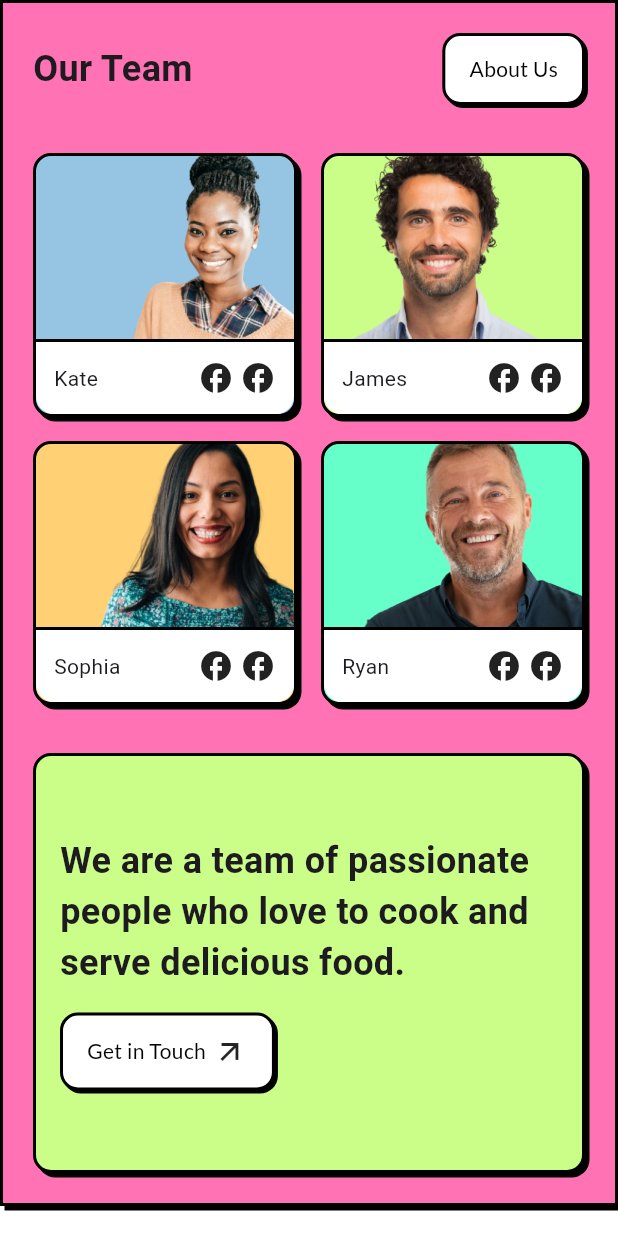
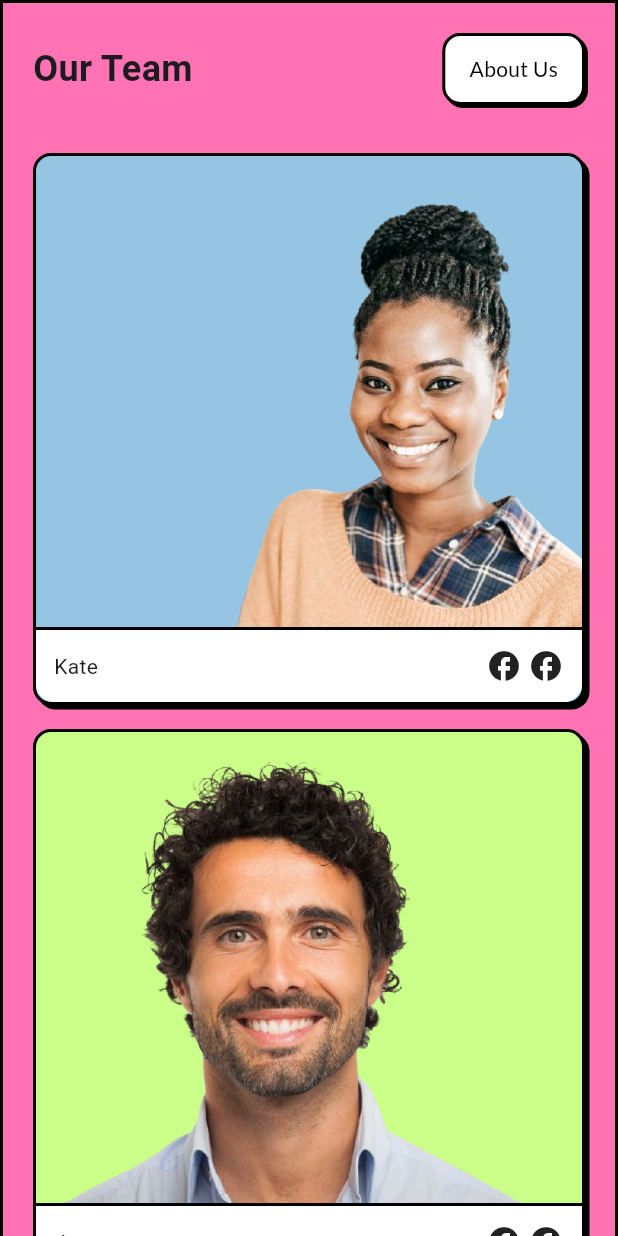
Before and after one commit to rragnarsd/yammi_yammi, a Flutter app: the screen it shows after launch, after a tap on the "menu" icon, after a tap on "Reserve a table", on a phone screen of 412 x 824 dp. Run offline on Flutter 3.47's test engine with Material 3 defaults, Android fonts, the phone set to English and light mode, and no system bars; our stand-ins replace google_fonts, responsive_framework; network calls fail.

Commit message:
Fully responsive for web - next up : Mobile

```diff
--- a/lib/utils/app_styles.dart
+++ b/lib/utils/app_styles.dart
@@ -1,4 +1,5 @@
 import 'package:flutter/material.dart';
+import 'package:responsive_framework/responsive_framework.dart';
 
 BoxDecoration raisedBorderDecoration({
   Color backgroundColor = const Color(0xffCAFE89),
@@ -21,3 +22,11 @@ BoxDecoration raisedBorderDecoration({
     ],
   );
 }
+
+EdgeInsets getResponsivePadding(BuildContext context) {
+  if (ResponsiveBreakpoints.of(context).smallerOrEqualTo(TABLET)) {
+    return const EdgeInsets.all(4.0);
+  } else {
+    return const EdgeInsets.all(32.0);
+  }
+}
--- a/lib/widgets/footer_section.dart
+++ b/lib/widgets/footer_section.dart
@@ -2,6 +2,7 @@ import 'package:flutter/material.dart';
 import 'package:google_fonts/google_fonts.dart';
 import 'package:responsive_framework/responsive_framework.dart';
 import 'package:yammi_yammi/utils/app_colors.dart';
+import 'package:yammi_yammi/utils/app_styles.dart';
 
 class YammiFooterSection extends StatelessWidget {
   const YammiFooterSection({super.key});
@@ -23,11 +24,7 @@ class YammiFooterSection extends StatelessWidget {
         child: MaxWidthBox(
           maxWidth: 1200,
           child: Padding(
-            padding: isTabletOrSmaller
-                ? ResponsiveBreakpoints.of(context).smallerOrEqualTo(TABLET)
-                      ? const EdgeInsets.all(4.0)
-                      : const EdgeInsets.all(32.0)
-                : const EdgeInsets.all(32.0),
+            padding: getResponsivePadding(context),
             child: isTabletOrSmaller
                 ? _FooterSmallScreen()
                 : _FooterBigScreen(),
@@ -45,13 +42,12 @@ class _FooterBigScreen extends StatelessWidget {
   Widget build(BuildContext context) {
     return Column(
       mainAxisSize: MainAxisSize.min,
+      spacing: 16,
       children: const [
         Row(
           children: [Expanded(flex: 2, child: _BrandSection(centered: false))],
         ),
-        SizedBox(height: 16),
         Divider(thickness: 1, color: YammiColors.blackColor),
-        SizedBox(height: 16),
         _FooterLinks(centered: false),
       ],
     );
@@ -65,11 +61,10 @@ class _FooterSmallScreen extends StatelessWidget {
   Widget build(BuildContext context) {
     return Column(
       crossAxisAlignment: CrossAxisAlignment.center,
+      spacing: 16,
       children: const [
         _BrandSection(centered: true),
-        SizedBox(height: 16),
         Divider(thickness: 1, color: YammiColors.blackColor),
-        SizedBox(height: 16),
         _FooterLinks(centered: true),
       ],
     );
@@ -107,7 +102,29 @@ class _IconRow extends StatelessWidget {
 
   final bool centered;
 
-  Widget _circleIcon(IconData icon) {
+  @override
+  Widget build(BuildContext context) {
+    return Row(
+      spacing: 8,
+      mainAxisAlignment: centered
+          ? MainAxisAlignment.center
+          : MainAxisAlignment.start,
+      children: [
+        SocialIcons(icon: Icons.discord),
+        SocialIcons(icon: Icons.alternate_email),
+        SocialIcons(icon: Icons.alternate_email),
+      ],
+    );
+  }
+}
+
+class SocialIcons extends StatelessWidget {
+  const SocialIcons({super.key, required this.icon});
+
+  final IconData icon;
+
+  @override
+  Widget build(BuildContext context) {
     return Container(
       padding: const EdgeInsets.all(8),
       decoration: BoxDecoration(
@@ -115,22 +132,6 @@ class _IconRow extends StatelessWidget {
         shape: BoxShape.circle,
       ),
       child: Icon(icon, size: 18, color: YammiColors.blackColor),
-    );
-  }
-
-  @override
-  Widget build(BuildContext context) {
-    return Row(
-      mainAxisAlignment: centered
-          ? MainAxisAlignment.center
-          : MainAxisAlignment.start,
-      children: [
-        _circleIcon(Icons.discord),
-        const SizedBox(width: 10),
-        _circleIcon(Icons.alternate_email),
-        const SizedBox(width: 10),
-        _circleIcon(Icons.play_circle),
-      ],
     );
   }
 }
--- a/lib/widgets/hero_section.dart
+++ b/lib/widgets/hero_section.dart
@@ -15,17 +15,75 @@ class YammiHeroSection extends StatelessWidget {
   Widget build(BuildContext context) {
     final breakpoints = ResponsiveBreakpoints.of(context);
     final isColumnLayout = breakpoints.between(MOBILE, TABLET);
-    final fullWidth = MediaQuery.sizeOf(context).width;
 
-    final leftSection = SizedBox(
+    return Padding(
+      padding: const EdgeInsets.symmetric(horizontal: 16.0),
+      child: isColumnLayout
+          ? Column(
+              crossAxisAlignment: CrossAxisAlignment.start,
+              mainAxisSize: MainAxisSize.min,
+              spacing: 16.0,
+              children: [
+                HeroLeftSection(isColumnLayout: true),
+                _BannerSection(isColumnLayout: true),
+              ],
+            )
+          : Row(
+              mainAxisSize: MainAxisSize.min,
+              spacing: 16.0,
+              children: [
+                HeroLeftSection(isColumnLayout: false),
+                const Expanded(child: _BannerSection(isColumnLayout: false)),
+              ],
+            ),
+    );
+  }
+}
+
+class _BannerSection extends StatelessWidget {
+  const _BannerSection({required this.isColumnLayout});
+
+  final bool isColumnLayout;
+
+  @override
+  Widget build(BuildContext context) {
+    return AnimatedContainer(
+      duration: const Duration(milliseconds: 300),
+      curve: Curves.easeOutCubic,
+      height: _resolveHeight(context),
+      width: isColumnLayout ? double.infinity : null,
+      decoration: raisedBorderDecoration(
+        backgroundColor: YammiColors.limeYellowColor,
+      ),
+      child: const _BannerCarousel(),
+    );
+  }
+
+  double _resolveHeight(BuildContext context) {
+    final screenWidth = MediaQuery.sizeOf(context).width;
+    return screenWidth >= 801 ? 480 : 230;
+  }
+}
+
+class HeroLeftSection extends StatelessWidget {
+  const HeroLeftSection({super.key, required this.isColumnLayout});
+
+  final bool isColumnLayout;
+
+  @override
+  Widget build(BuildContext context) {
+    final width = MediaQuery.sizeOf(context).width;
+
+    return SizedBox(
       height: 480,
       child: Column(
         crossAxisAlignment: CrossAxisAlignment.start,
+        mainAxisSize: MainAxisSize.min,
         children: [
           Expanded(
             flex: 3,
             child: Container(
-              width: isColumnLayout ? double.infinity : fullWidth / 2,
+              width: isColumnLayout ? double.infinity : width / 2,
               decoration: raisedBorderDecoration(
                 backgroundColor: YammiColors.hotPinkColor,
               ),
@@ -69,7 +127,7 @@ class YammiHeroSection extends StatelessWidget {
           Expanded(
             flex: 2,
             child: SizedBox(
-              width: isColumnLayout ? double.infinity : fullWidth / 2,
+              width: isColumnLayout ? double.infinity : width / 2,
               child: Row(
                 children: [
                   Expanded(
@@ -160,35 +218,6 @@ class YammiHeroSection extends StatelessWidget {
         ],
       ),
     );
-
-    final bannerSection = Container(
-      height: MediaQuery.sizeOf(context).width >= 801 ? 480 : 230,
-      width: isColumnLayout ? double.infinity : null,
-      decoration: raisedBorderDecoration(
-        backgroundColor: YammiColors.limeYellowColor,
-      ),
-      child: _BannerCarousel(),
-    );
-
-    return Padding(
-      padding: const EdgeInsets.symmetric(horizontal: 16.0),
-      child: isColumnLayout
-          ? Column(
-              crossAxisAlignment: CrossAxisAlignment.start,
-              children: [
-                leftSection,
-                const SizedBox(height: 16),
-                bannerSection,
-              ],
-            )
-          : Row(
-              children: [
-                leftSection,
-                const SizedBox(width: 16),
-                Expanded(child: bannerSection),
-              ],
-            ),
-    );
   }
 }
 
@@ -238,7 +267,7 @@ class _BannerCarouselState extends State<_BannerCarousel> {
                   child: Column(
                     crossAxisAlignment: CrossAxisAlignment.start,
                     children: [
-                      MediaQuery.sizeOf(context).width >= 801
+                      ResponsiveBreakpoints.of(context).screenWidth >= 801
                           ? Center(child: Image.asset(item.image, height: 162))
                           : SizedBox.shrink(),
                       Container(
--- a/lib/widgets/menu_section.dart
+++ b/lib/widgets/menu_section.dart
@@ -12,11 +12,7 @@ class YammiMenuSection extends StatelessWidget {
   @override
   Widget build(BuildContext context) {
     final crossAxisCount =
-        ResponsiveBreakpoints.of(context).between(MOBILE, TABLET)
-        ? 1
-        : ResponsiveBreakpoints.of(context).isDesktop
-        ? 2
-        : 2;
+        ResponsiveBreakpoints.of(context).between(MOBILE, TABLET) ? 1 : 2;
 
     return Container(
       padding: const EdgeInsets.all(16.0),
--- a/lib/widgets/team_section.dart
+++ b/lib/widgets/team_section.dart
@@ -11,11 +11,10 @@ class YammiTeamSection extends StatelessWidget {
   @override
   Widget build(BuildContext context) {
     final breakpoints = ResponsiveBreakpoints.of(context);
-
-    final crossAxisCount = breakpoints.between(MOBILE, TABLET)
+    final crossAxisCount = breakpoints.isMobile
+        ? 1
+        : breakpoints.isTablet
         ? 2
-        : breakpoints.smallerThan(MOBILE)
-        ? 1
         : 4;
 
     return SliverToBoxAdapter(
@@ -28,9 +27,7 @@ class YammiTeamSection extends StatelessWidget {
         child: MaxWidthBox(
           maxWidth: 1200,
           child: Padding(
-            padding: ResponsiveBreakpoints.of(context).smallerOrEqualTo(TABLET)
-                ? const EdgeInsets.all(4)
-                : const EdgeInsets.all(32.0),
+            padding: getResponsivePadding(context),
             child: Column(
               children: [
                 YammiMenu(title: 'Our Team', btnText: 'About Us'),
@@ -121,16 +118,15 @@ class YammiTeamSection extends StatelessWidget {
                     ),
                     child: Padding(
                       padding: const EdgeInsets.all(16.0),
-                      child: breakpoints.between(MOBILE, TABLET)
-                          ? Column(
+                      child: ResponsiveRowColumn(
+                        layout: breakpoints.isMobile || breakpoints.isTablet
+                            ? ResponsiveRowColumnType.COLUMN
+                            : ResponsiveRowColumnType.ROW,
+                        children: [
+                          ResponsiveRowColumnItem(
+                            child: Expanded(
+                              child: Column(
                                 crossAxisAlignment: CrossAxisAlignment.start,
-                              mainAxisAlignment: MainAxisAlignment.center,
-                              children: [
-                                Flexible(
-                                  flex: 2,
-                                  child: Column(
-                                    crossAxisAlignment:
-                                        CrossAxisAlignment.start,
                                 mainAxisAlignment: MainAxisAlignment.center,
                                 children: [
                                   Text(
@@ -139,6 +135,8 @@ class YammiTeamSection extends StatelessWidget {
                                       fontSize: 24,
                                       fontWeight: FontWeight.w600,
                                     ),
+                                    maxLines: 4,
+                                    overflow: TextOverflow.ellipsis,
                                   ),
                                   SizedBox(height: 16),
                                   HoverButton(
@@ -149,40 +147,15 @@ class YammiTeamSection extends StatelessWidget {
                                 ],
                               ),
                             ),
-                              ],
-                            )
-                          : Row(
-                              crossAxisAlignment: CrossAxisAlignment.start,
-                              mainAxisAlignment: MainAxisAlignment.center,
-                              children: [
-                                Flexible(
-                                  flex: 2,
-                                  child: Column(
-                                    crossAxisAlignment:
-                                        CrossAxisAlignment.start,
-                                    mainAxisAlignment: MainAxisAlignment.center,
-                                    children: [
-                                      Text(
-                                        'We are a team of passionate people who love to cook and serve delicious food.',
-                                        style: TextStyle(
-                                          fontSize: 24,
-                                          fontWeight: FontWeight.w600,
                           ),
-                                      ),
-                                      SizedBox(height: 16),
-                                      HoverButton(
-                                        btnText: 'Get in Touch',
-                                        onPressed: () {},
-                                        hasIcon: true,
-                                      ),
-                                    ],
-                                  ),
-                                ),
-                                SizedBox(width: 16),
-                                Flexible(
+                          if (!breakpoints.isMobile && !breakpoints.isTablet)
+                            ResponsiveRowColumnItem(
+                              child: Padding(
+                                padding: const EdgeInsets.only(left: 16),
                                 child: Image.asset(
                                   'assets/images/food1.png',
                                   fit: BoxFit.cover,
+                                ),
                               ),
                             ),
                         ],
--- a/lib/widgets/testmonial_section.dart
+++ b/lib/widgets/testmonial_section.dart
@@ -10,10 +10,6 @@ class YammiTestimonialSection extends StatelessWidget {
 
   @override
   Widget build(BuildContext context) {
-    final isTabletOrSmaller = ResponsiveBreakpoints.of(
-      context,
-    ).smallerOrEqualTo(TABLET);
-
     return SliverToBoxAdapter(
       child: Container(
         width: double.infinity,
@@ -22,9 +18,7 @@ class YammiTestimonialSection extends StatelessWidget {
         child: MaxWidthBox(
           maxWidth: 1200,
           child: Padding(
-            padding: isTabletOrSmaller
-                ? const EdgeInsets.all(8.0)
-                : const EdgeInsets.all(32.0),
+            padding: getResponsivePadding(context),
             child: Column(
               crossAxisAlignment: CrossAxisAlignment.start,
               children: [
@@ -33,7 +27,6 @@ class YammiTestimonialSection extends StatelessWidget {
                   style: TextStyle(fontSize: 24, fontWeight: FontWeight.bold),
                 ),
                 const SizedBox(height: 32),
-
                 ResponsiveRowColumn(
                   columnMainAxisSize: MainAxisSize.max,
                   rowMainAxisSize: MainAxisSize.max,
@@ -54,7 +47,6 @@ class YammiTestimonialSection extends StatelessWidget {
                                 isDesktop: false,
                               ),
                             )
-                          //TODO - StaggeredGridView
                           : Expanded(
                               child: Padding(
                                 padding: const EdgeInsets.symmetric(
@@ -83,6 +75,7 @@ class _TestimonialCard extends StatelessWidget {
 
   final Testimonial data;
   final bool isDesktop;
+
   @override
   Widget build(BuildContext context) {
     return Container(
@@ -100,7 +93,7 @@ class _TestimonialCard extends StatelessWidget {
           const SizedBox(height: 8),
           isDesktop
               ? SizedBox(
-                  height: 100,
+                  height: ResponsiveBreakpoints.of(context).screenHeight * 0.05,
                   child: Text(
                     data.review,
                     style: GoogleFonts.lato(fontSize: 14),
```
Lines whose indentation alone changed are shown as unchanged.
